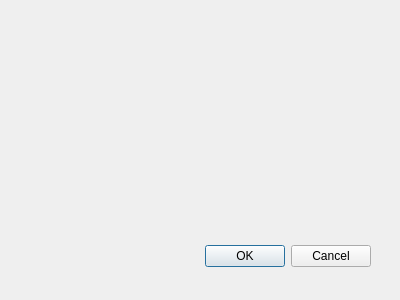
AJEdwards314/UIShowEditor, file portconfigdialog.ui: the form before one commit.
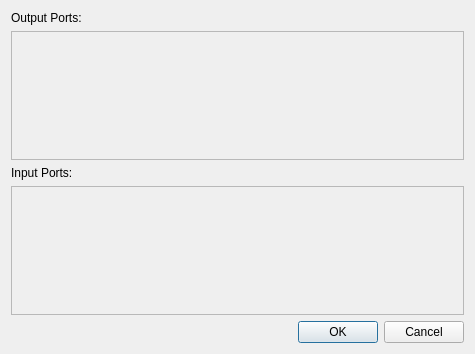
The form after the commit.

```diff
--- a/portconfigdialog.ui
+++ b/portconfigdialog.ui
@@ -8,29 +8,74 @@
    <rect>
     <x>0</x>
     <y>0</y>
-    <width>400</width>
-    <height>300</height>
+    <width>475</width>
+    <height>354</height>
    </rect>
   </property>
   <property name="windowTitle">
    <string>Dialog</string>
   </property>
-  <widget class="QDialogButtonBox" name="buttonBox">
-   <property name="geometry">
-    <rect>
-     <x>30</x>
-     <y>240</y>
-     <width>341</width>
-     <height>32</height>
-    </rect>
-   </property>
-   <property name="orientation">
-    <enum>Qt::Horizontal</enum>
-   </property>
-   <property name="standardButtons">
-    <set>QDialogButtonBox::Cancel|QDialogButtonBox::Ok</set>
-   </property>
-  </widget>
+  <layout class="QGridLayout" name="gridLayout">
+   <item row="0" column="0">
+    <widget class="QLabel" name="outputPortsLabel">
+     <property name="text">
+      <string>Output Ports:</string>
+     </property>
+    </widget>
+   </item>
+   <item row="1" column="0">
+    <widget class="QScrollArea" name="outputPortsArea">
+     <property name="widgetResizable">
+      <bool>true</bool>
+     </property>
+     <widget class="QWidget" name="scrollAreaWidgetContents">
+      <property name="geometry">
+       <rect>
+        <x>0</x>
+        <y>0</y>
+        <width>455</width>
+        <height>130</height>
+       </rect>
+      </property>
+      <layout class="QGridLayout" name="gridLayout_2"/>
+     </widget>
+    </widget>
+   </item>
+   <item row="2" column="0">
+    <widget class="QLabel" name="inputPortsLabel">
+     <property name="text">
+      <string>Input Ports:</string>
+     </property>
+    </widget>
+   </item>
+   <item row="3" column="0">
+    <widget class="QScrollArea" name="inputPortsArea">
+     <property name="widgetResizable">
+      <bool>true</bool>
+     </property>
+     <widget class="QWidget" name="scrollAreaWidgetContents_2">
+      <property name="geometry">
+       <rect>
+        <x>0</x>
+        <y>0</y>
+        <width>455</width>
+        <height>129</height>
+       </rect>
+      </property>
+     </widget>
+    </widget>
+   </item>
+   <item row="4" column="0">
+    <widget class="QDialogButtonBox" name="buttonBox">
+     <property name="orientation">
+      <enum>Qt::Horizontal</enum>
+     </property>
+     <property name="standardButtons">
+      <set>QDialogButtonBox::Cancel|QDialogButtonBox::Ok</set>
+     </property>
+    </widget>
+   </item>
+  </layout>
  </widget>
  <pixmapfunction/>
  <resources/>
```
Left out of the diff: 5 changed lines with no effect on the pictures.
